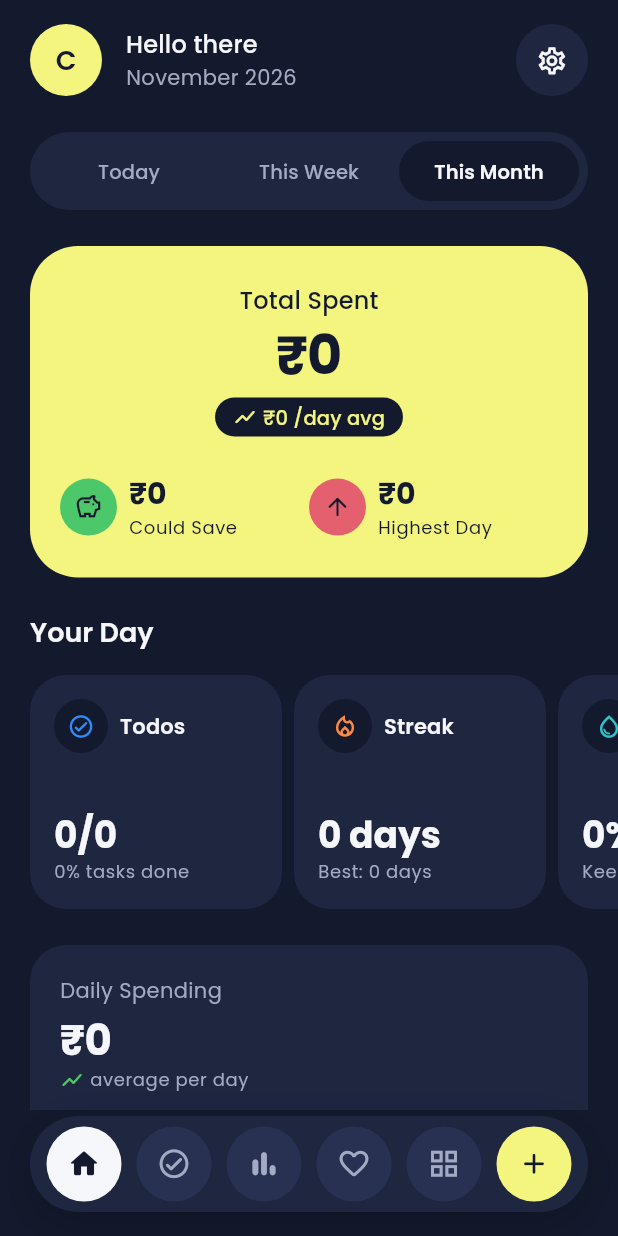
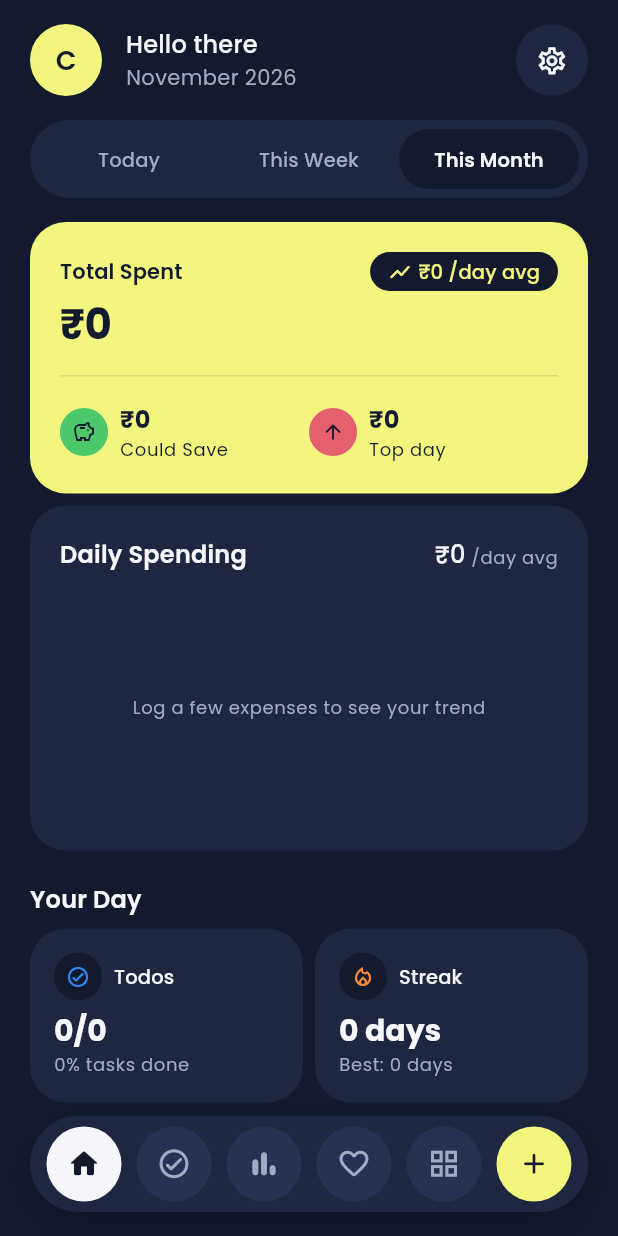
Before and after one commit to Lavanya-Indapure/Chronicle, a Flutter app: the screen it shows once a user with an empty profile is signed in, on a phone screen of 412 x 824 dp. Run offline on Flutter 3.47's test engine with Material 3 defaults, Android fonts, the phone set to English and light mode, and no system bars; our stand-ins replace equatable, fl_chart, flutter_dotenv, flutter_riverpod, go_router, google_fonts and 2 more; accounts and stored records are empty.

Commit message:
feat: enhance dashboard and todos features with compact layouts and new Up Next card

```diff
--- a/frontend/lib/core/constants/app_spacing.dart
+++ b/frontend/lib/core/constants/app_spacing.dart
@@ -66,8 +66,8 @@ abstract final class AppSpacing {
   static const double chartHeight = 190.0;
   static const double statCardWidth = 168.0;
   static const double insightCardWidth = 200.0;
-  static const double glanceStripHeight = 156.0;
-  static const double insightStripHeight = 150.0;
+  static const double glanceTileHeight = 116.0;
+  static const double chartHeightCompact = 150.0;
   static const double progressBarHeight = 8.0;
   static const double ringSizeLg = 72.0; // Hero progress rings
   static const double ringStrokeLg = 7.0;
--- a/frontend/lib/core/constants/app_strings.dart
+++ b/frontend/lib/core/constants/app_strings.dart
@@ -49,7 +49,7 @@ abstract final class AppStrings {
   static const String avgPerDay = '/day avg';
   static const String averagePerDay = 'average per day';
   static const String possibleSavings = 'Could Save';
-  static const String highestDay = 'Highest Day';
+  static const String highestDay = 'Top day';
   static const String yourDay = 'Your Day';
   static const String tasksDone = 'Tasks done';
   static const String currentStreak = 'Current streak';
@@ -70,6 +70,11 @@ abstract final class AppStrings {
   static const String moods = 'Moods';
   static const String dashboardLoadFailed = 'Failed to load dashboard';
   static const String notEnoughData = 'Log a few expenses to see your trend';
+  static const String upNext = 'Up Next';
+  static const String allCaughtUp = 'All caught up for today 🎉';
+  static const String noTodosToday = 'Nothing planned for today';
+  static const String moreTodosPrefix = '+';
+  static const String moreTodosSuffix = 'more to do';
 
   // ── Quick Add ──
   static const String quickAdd = 'Quick Add';
--- a/frontend/lib/core/widgets/hero_summary_card.dart
+++ b/frontend/lib/core/widgets/hero_summary_card.dart
@@ -26,6 +26,10 @@ class HeroSummaryCard extends StatelessWidget {
   final IconData? badgeIcon;
   final List<HeroStat> stats;
 
+  /// Left-aligned, shorter layout: title and badge share the top row and the
+  /// amount is one size smaller.
+  final bool compact;
+
   const HeroSummaryCard({
     super.key,
     required this.title,
@@ -33,6 +37,7 @@ class HeroSummaryCard extends StatelessWidget {
     this.badge,
     this.badgeIcon,
     this.stats = const [],
+    this.compact = false,
   });
 
   @override
@@ -40,6 +45,8 @@ class HeroSummaryCard extends StatelessWidget {
     final theme = Theme.of(context);
     final colors = theme.colorScheme;
     final ink = colors.onPrimaryContainer;
+
+    if (compact) return _buildCompact(theme, colors, ink);
 
     return Container(
       width: double.infinity,
@@ -67,6 +74,41 @@ class HeroSummaryCard extends StatelessWidget {
             Row(
               children: [
                 for (final stat in stats) Expanded(child: _StatTile(stat: stat, ink: ink)),
+              ],
+            ),
+          ],
+        ],
+      ),
+    );
+  }
+
+  Widget _buildCompact(ThemeData theme, ColorScheme colors, Color ink) {
+    return Container(
+      width: double.infinity,
+      padding: AppSpacing.paddingCard,
+      decoration: BoxDecoration(color: colors.primaryContainer, borderRadius: AppSpacing.borderRadiusXl),
+      child: Column(
+        crossAxisAlignment: CrossAxisAlignment.start,
+        children: [
+          Row(
+            children: [
+              Expanded(child: Text(title, style: theme.textTheme.titleSmall?.copyWith(color: ink))),
+              if (badge != null) _Badge(text: badge!, icon: badgeIcon),
+            ],
+          ),
+          AppSpacing.gapXs,
+          FittedBox(
+            fit: BoxFit.scaleDown,
+            alignment: Alignment.centerLeft,
+            child: Text(amount, style: theme.textTheme.headlineLarge?.copyWith(color: ink, fontWeight: FontWeight.w700)),
+          ),
+          if (stats.isNotEmpty) ...[
+            AppSpacing.gapMd,
+            Divider(height: 1, color: ink.withValues(alpha: 0.12)),
+            AppSpacing.gapMd,
+            Row(
+              children: [
+                for (final stat in stats) Expanded(child: _StatTile(stat: stat, ink: ink, compact: true)),
               ],
             ),
           ],
@@ -106,15 +148,23 @@ class _Badge extends StatelessWidget {
 class _StatTile extends StatelessWidget {
   final HeroStat stat;
   final Color ink;
+  final bool compact;
 
-  const _StatTile({required this.stat, required this.ink});
+  const _StatTile({required this.stat, required this.ink, this.compact = false});
 
   @override
   Widget build(BuildContext context) {
     final theme = Theme.of(context);
+    final valueStyle = compact ? theme.textTheme.titleMedium : theme.textTheme.headlineSmall;
     return Row(
       children: [
-        IconBadge(icon: stat.icon, color: stat.iconColor, onColor: ink, filled: true, size: AppSpacing.xl + 6),
+        IconBadge(
+          icon: stat.icon,
+          color: stat.iconColor,
+          onColor: ink,
+          filled: true,
+          size: compact ? AppSpacing.xl : AppSpacing.xl + 6,
+        ),
         AppSpacing.hGapSm,
         Expanded(
           child: Column(
@@ -125,7 +175,7 @@ class _StatTile extends StatelessWidget {
                 alignment: Alignment.centerLeft,
                 child: Text(
                   stat.value,
-                  style: theme.textTheme.headlineSmall?.copyWith(color: ink, fontWeight: FontWeight.w700),
+                  style: valueStyle?.copyWith(color: ink, fontWeight: FontWeight.w700),
                 ),
               ),
               Text(
--- a/frontend/lib/core/widgets/section_header.dart
+++ b/frontend/lib/core/widgets/section_header.dart
@@ -7,7 +7,10 @@ class SectionHeader extends StatelessWidget {
   final String? subtitle;
   final Widget? trailing;
 
-  const SectionHeader({super.key, required this.title, this.subtitle, this.trailing});
+  /// Smaller heading for dense screens (e.g. the dashboard).
+  final bool compact;
+
+  const SectionHeader({super.key, required this.title, this.subtitle, this.trailing, this.compact = false});
 
   @override
   Widget build(BuildContext context) {
@@ -19,7 +22,9 @@ class SectionHeader extends StatelessWidget {
           child: Text.rich(
             TextSpan(
               text: title,
-              style: theme.textTheme.titleLarge,
+              style: compact
+                  ? theme.textTheme.titleMedium?.copyWith(fontWeight: FontWeight.w600)
+                  : theme.textTheme.titleLarge,
               children: [
                 if (subtitle != null)
                   TextSpan(text: '  $subtitle', style: theme.textTheme.bodySmall),
--- a/frontend/lib/features/dashboard/presentation/screens/dashboard_screen.dart
+++ b/frontend/lib/features/dashboard/presentation/screens/dashboard_screen.dart
@@ -15,6 +15,10 @@ import 'package:chronicle/features/dashboard/presentation/widgets/dashboard_head
 import 'package:chronicle/features/dashboard/presentation/widgets/glance_card.dart';
 import 'package:chronicle/features/dashboard/presentation/widgets/insight_card.dart';
 import 'package:chronicle/features/dashboard/presentation/widgets/spending_chart_card.dart';
+import 'package:chronicle/features/dashboard/presentation/widgets/up_next_card.dart';
+
+/// Vertical space between dashboard sections.
+const _sectionGap = SizedBox(height: AppSpacing.lg - 4);
 
 class DashboardScreen extends ConsumerWidget {
   const DashboardScreen({super.key});
@@ -42,20 +46,17 @@ class DashboardScreen extends ConsumerWidget {
         child: RefreshIndicator(
           onRefresh: notifier.refresh,
           child: ListView(
-            padding: const EdgeInsets.symmetric(vertical: AppSpacing.md),
+            padding: const EdgeInsets.fromLTRB(AppSpacing.gutter, AppSpacing.md, AppSpacing.gutter, AppSpacing.lg),
             children: [
-              const Padding(padding: AppSpacing.paddingGutter, child: DashboardHeader()),
-              AppSpacing.gapLg,
-              Padding(
-                padding: AppSpacing.paddingGutter,
-                child: PillTabs<DashboardDateFilter>(
+              const DashboardHeader(),
+              AppSpacing.gapMd,
+              PillTabs<DashboardDateFilter>(
                 values: _filters,
                 labelOf: _filterLabel,
                 selected: state.filter == DashboardDateFilter.custom ? DashboardDateFilter.thisMonth : state.filter,
                 onChanged: notifier.setFilter,
               ),
-              ),
-              AppSpacing.gapLg,
+              AppSpacing.gapMd,
               if (state.errorMessage != null)
                 _ErrorBody(message: state.errorMessage!)
               else if (state.isLoading)
@@ -81,8 +82,6 @@ class _DashboardBody extends StatelessWidget {
   @override
   Widget build(BuildContext context) {
     final expense = state.expenseAnalytics;
-    final todo = state.todoAnalytics;
-    final health = state.healthAnalytics;
     final insights = [
       if (expense.warningMessage != null)
         SmartInsight(id: 'expense-warning', message: expense.warningMessage!, type: InsightType.warning),
@@ -92,10 +91,8 @@ class _DashboardBody extends StatelessWidget {
     return Column(
       crossAxisAlignment: CrossAxisAlignment.stretch,
       children: [
-        // ── Hero ──
-        Padding(
-          padding: AppSpacing.paddingGutter,
-          child: HeroSummaryCard(
+        HeroSummaryCard(
+          compact: true,
           title: AppStrings.totalSpent,
           amount: AppFormatters.currency(expense.totalSpent),
           badge: '${AppFormatters.currency(expense.averageDaily)} ${AppStrings.avgPerDay}',
@@ -117,15 +114,48 @@ class _DashboardBody extends StatelessWidget {
             ),
           ],
         ),
-        ),
-        AppSpacing.gapLg,
+        // Spending trend sits right under the spending summary it explains.
+        AppSpacing.gapSm,
+        SpendingChartCard(analytics: expense),
+        _sectionGap,
+        const SectionHeader(title: AppStrings.yourDay, compact: true),
+        AppSpacing.gapSm,
+        _GlanceGrid(state: state),
+        _sectionGap,
+        const UpNextCard(),
+        if (insights.isNotEmpty) ...[
+          _sectionGap,
+          const SectionHeader(title: AppStrings.insights, compact: true),
+          AppSpacing.gapSm,
+          InsightsCard(insights: insights),
+        ],
+        _sectionGap,
+        const SectionHeader(title: AppStrings.recentActivity, compact: true),
+        AppSpacing.gapSm,
+        ActivitySummaryRow(summary: state.activitySummary),
+      ],
+    );
+  }
+}
 
-        // ── Your day ──
-        const Padding(padding: AppSpacing.paddingGutter, child: SectionHeader(title: AppStrings.yourDay)),
-        AppSpacing.gapMd,
-        _HorizontalStrip(
-          height: AppSpacing.glanceStripHeight,
+/// 2×2 grid: todos, streak, water, sleep.
+class _GlanceGrid extends StatelessWidget {
+  final DashboardState state;
+
+  const _GlanceGrid({required this.state});
+
+  @override
+  Widget build(BuildContext context) {
+    final todo = state.todoAnalytics;
+    final health = state.healthAnalytics;
+
+    Widget row(Widget a, Widget b) => Row(
+          children: [Expanded(child: a), AppSpacing.hGapSm, Expanded(child: b)],
+        );
+
+    return Column(
       children: [
+        row(
           GlanceCard(
             icon: Icons.check_circle_outline_rounded,
             color: AppColors.chartBlue,
@@ -141,14 +171,15 @@ class _DashboardBody extends StatelessWidget {
             value: '${todo.currentStreak} ${AppStrings.days}',
             caption: '${AppStrings.bestStreakSuffix} ${todo.bestStreak} ${AppStrings.days}',
           ),
+        ),
+        AppSpacing.gapSm,
+        row(
           GlanceCard(
             icon: Icons.water_drop_outlined,
             color: AppColors.chartTeal,
             label: AppStrings.hydration,
             value: '${health.hydrationPercentage.toStringAsFixed(0)}%',
-              caption: health.hydrationPercentage >= 100
-                  ? AppStrings.hydrationGoalReached
-                  : AppStrings.hydrationKeepGoing,
+            caption: health.hydrationPercentage >= 100 ? AppStrings.hydrationGoalReached : AppStrings.hydrationKeepGoing,
             onTap: () => context.go('/health/hydration'),
           ),
           GlanceCard(
@@ -159,56 +190,8 @@ class _DashboardBody extends StatelessWidget {
             caption: AppStrings.lastNight,
             onTap: () => context.go('/health/sleep'),
           ),
-          ],
-        ),
-        AppSpacing.gapLg,
-
-        // ── Spending trend ──
-        Padding(padding: AppSpacing.paddingGutter, child: SpendingChartCard(analytics: expense)),
-
-        // ── Insights ──
-        if (insights.isNotEmpty) ...[
-          AppSpacing.gapLg,
-          const Padding(padding: AppSpacing.paddingGutter, child: SectionHeader(title: AppStrings.insights)),
-          AppSpacing.gapMd,
-          _HorizontalStrip(
-            height: AppSpacing.insightStripHeight,
-            children: [for (final i in insights) InsightCard(insight: i)],
         ),
       ],
-        AppSpacing.gapLg,
-
-        // ── Activity ──
-        const Padding(padding: AppSpacing.paddingGutter, child: SectionHeader(title: AppStrings.recentActivity)),
-        AppSpacing.gapMd,
-        Padding(
-          padding: AppSpacing.paddingGutter,
-          child: ActivitySummaryRow(summary: state.activitySummary),
-        ),
-        AppSpacing.gapLg,
-      ],
-    );
-  }
-}
-
-/// Horizontally scrolling row of fixed-height cards, aligned to the gutter.
-class _HorizontalStrip extends StatelessWidget {
-  final double height;
-  final List<Widget> children;
-
-  const _HorizontalStrip({required this.height, required this.children});
-
-  @override
-  Widget build(BuildContext context) {
-    return SizedBox(
-      height: height,
-      child: ListView.separated(
-        scrollDirection: Axis.horizontal,
-        padding: AppSpacing.paddingGutter,
-        itemCount: children.length,
-        separatorBuilder: (_, _) => AppSpacing.hGapSm,
-        itemBuilder: (_, i) => children[i],
-      ),
     );
   }
 }
--- a/frontend/lib/features/dashboard/presentation/widgets/activity_summary_row.dart
+++ b/frontend/lib/features/dashboard/presentation/widgets/activity_summary_row.dart
@@ -71,10 +71,10 @@ class _ActivityTile extends StatelessWidget {
     final theme = Theme.of(context);
     return SurfaceCard(
       onTap: () => context.push(route),
-      padding: const EdgeInsets.symmetric(vertical: AppSpacing.md, horizontal: AppSpacing.sm),
+      padding: const EdgeInsets.symmetric(vertical: AppSpacing.md - 4, horizontal: AppSpacing.sm),
       child: Column(
         children: [
-          IconBadge(icon: icon, color: color),
+          IconBadge(icon: icon, color: color, size: AppSpacing.xl + 4),
           AppSpacing.gapSm,
           Text('$count', style: theme.textTheme.headlineSmall),
           Text(label, style: theme.textTheme.bodySmall),
--- a/frontend/lib/features/dashboard/presentation/widgets/glance_card.dart
+++ b/frontend/lib/features/dashboard/presentation/widgets/glance_card.dart
@@ -3,8 +3,8 @@ import 'package:chronicle/core/constants/app_spacing.dart';
 import 'package:chronicle/core/widgets/icon_badge.dart';
 import 'package:chronicle/core/widgets/surface_card.dart';
 
-/// Compact stat card for the horizontal "Your Day" strip
-/// (styled after the reference's bank-account cards).
+/// Compact stat tile for the dashboard's 2×2 "Your Day" grid.
+/// Width comes from the parent; height is fixed so tiles line up.
 class GlanceCard extends StatelessWidget {
   final IconData icon;
   final Color color;
@@ -27,7 +27,7 @@ class GlanceCard extends StatelessWidget {
   Widget build(BuildContext context) {
     final theme = Theme.of(context);
     return SizedBox(
-      width: AppSpacing.statCardWidth,
+      height: AppSpacing.glanceTileHeight,
       child: SurfaceCard(
         onTap: onTap,
         padding: const EdgeInsets.all(AppSpacing.md),
@@ -36,10 +36,10 @@ class GlanceCard extends StatelessWidget {
           children: [
             Row(
               children: [
-                IconBadge(icon: icon, color: color, size: AppSpacing.xl + 4),
+                IconBadge(icon: icon, color: color, size: AppSpacing.xl),
                 AppSpacing.hGapSm,
                 Expanded(
-                  child: Text(label, style: theme.textTheme.titleSmall, maxLines: 1, overflow: TextOverflow.ellipsis),
+                  child: Text(label, style: theme.textTheme.labelMedium, maxLines: 1, overflow: TextOverflow.ellipsis),
                 ),
               ],
             ),
@@ -47,7 +47,7 @@ class GlanceCard extends StatelessWidget {
             FittedBox(
               fit: BoxFit.scaleDown,
               alignment: Alignment.centerLeft,
-              child: Text(value, style: theme.textTheme.headlineMedium?.copyWith(fontWeight: FontWeight.w700)),
+              child: Text(value, style: theme.textTheme.headlineSmall?.copyWith(fontWeight: FontWeight.w700)),
             ),
             Text(caption, style: theme.textTheme.bodySmall, maxLines: 1, overflow: TextOverflow.ellipsis),
           ],
--- a/frontend/lib/features/dashboard/presentation/widgets/spending_chart_card.dart
+++ b/frontend/lib/features/dashboard/presentation/widgets/spending_chart_card.dart
@@ -8,7 +8,7 @@ import 'package:chronicle/core/utils/formatters.dart';
 import 'package:chronicle/core/widgets/surface_card.dart';
 import 'package:chronicle/features/dashboard/domain/models/dashboard_models.dart';
 
-/// "Avg. monthly expenses"-style card: headline figure + daily line chart.
+/// Daily spending line chart with the daily average in the header.
 class SpendingChartCard extends StatelessWidget {
   final ExpenseAnalytics analytics;
 
@@ -23,22 +23,19 @@ class SpendingChartCard extends StatelessWidget {
       child: Column(
         crossAxisAlignment: CrossAxisAlignment.start,
         children: [
-          Text(AppStrings.dailySpending, style: theme.textTheme.bodyMedium),
-          AppSpacing.gapXs,
-          Text(
-            AppFormatters.currency(analytics.averageDaily),
-            style: theme.textTheme.headlineLarge,
-          ),
           Row(
+            crossAxisAlignment: CrossAxisAlignment.end,
             children: [
-              const Icon(Icons.show_chart_rounded, size: AppSpacing.md, color: AppColors.success),
-              AppSpacing.hGapXs,
-              Text(AppStrings.averagePerDay, style: theme.textTheme.bodySmall),
+              Expanded(
+                child: Text(AppStrings.dailySpending, style: theme.textTheme.titleMedium?.copyWith(fontWeight: FontWeight.w600)),
+              ),
+              Text(AppFormatters.currency(analytics.averageDaily), style: theme.textTheme.titleMedium),
+              Text(' ${AppStrings.avgPerDay}', style: theme.textTheme.bodySmall),
             ],
           ),
-          AppSpacing.gapLg,
+          AppSpacing.gapMd,
           SizedBox(
-            height: AppSpacing.chartHeight,
+            height: AppSpacing.chartHeightCompact,
             child: hasTrend
                 ? _SpendingLineChart(chartData: analytics.chartData)
                 : Center(child: Text(AppStrings.notEnoughData, style: theme.textTheme.bodySmall)),
```
Also changed, not shown: frontend/lib/features/dashboard/presentation/widgets/insight_card.dart (+35 -17 lines), frontend/lib/features/dashboard/presentation/widgets/up_next_card.dart (added, +111 -0 lines), frontend/lib/features/todos/presentation/widgets/todo_item_tile.dart (+10 -3 lines). Lines whose indentation alone changed are shown as unchanged.
